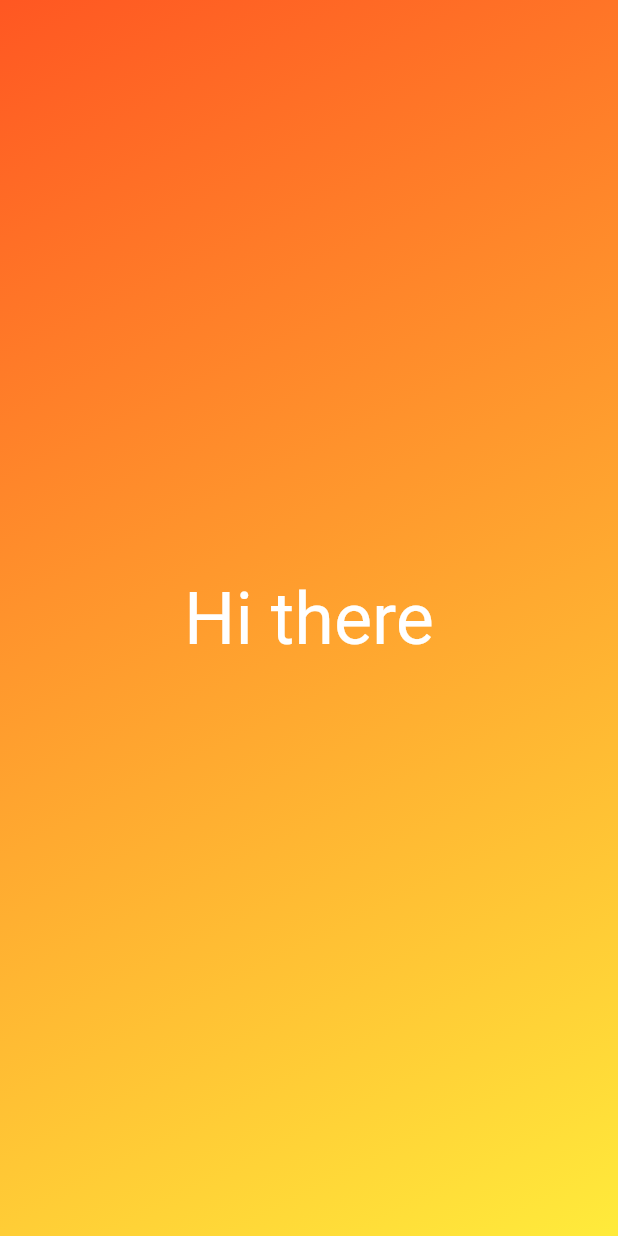
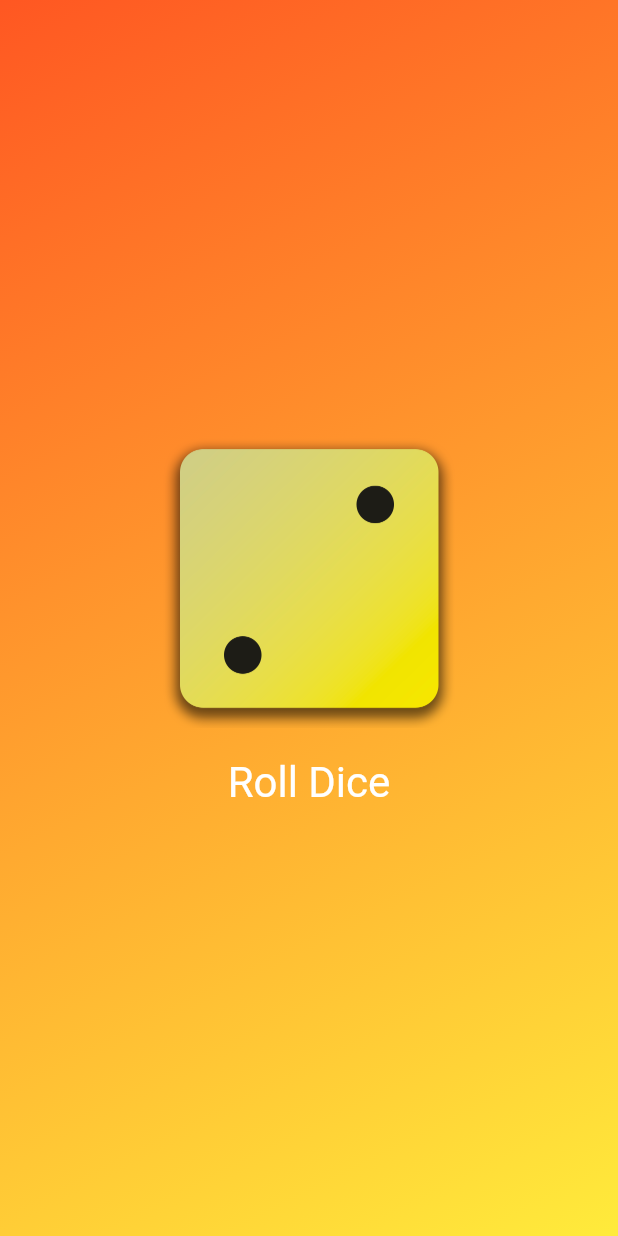
Before and after one commit to dabingch/flutter, a Flutter app: the screen it shows after launch, on a phone screen of 412 x 824 dp. Run offline on Flutter 3.47's test engine with Material 2 defaults, Android fonts, the phone set to English and light mode, and no system bars.

Commit message:
Added button and dice with styling

```diff
--- a/lib/gradient_container.dart
+++ b/lib/gradient_container.dart
@@ -8,7 +8,14 @@ const endAlignment = Alignment.bottomRight;
 class GradientContainer extends StatelessWidget {
   const GradientContainer({super.key, required this.colors});
 
+  // * Multi constructor
+  // const GradientContainer.purple({super.key})
+  //     : color1 = Colors.deepPurple,
+  //       color2 = Colors.indigo;
+
   final List<Color> colors;
+
+  void rollDice() {}
 
   @override
   Widget build(context) {
@@ -20,8 +27,23 @@ class GradientContainer extends StatelessWidget {
           end: endAlignment,
         ),
       ),
-      child: const Center(
-        child: StyledText('Hi there'),
+      child: Center(
+        child: Column(
+            // mainAxisAlignment: MainAxisAlignment.center,
+            mainAxisSize: MainAxisSize.min,
+            children: [
+              Image.asset('assets/images/dice-2.png', width: 200),
+              // * padding approach one
+              // const SizedBox(height: 20),
+              TextButton(
+                  onPressed: rollDice,
+                  style: TextButton.styleFrom(
+                      // * padding approach two
+                      padding: const EdgeInsets.only(top: 20),
+                      foregroundColor: Colors.white,
+                      textStyle: const TextStyle(fontSize: 28)),
+                  child: const Text('Roll Dice'))
+            ]),
       ),
     );
   }
```
Also changed, not shown: pubspec.yaml (+7 -3 lines), assets/images/dice-1.png (added), assets/images/dice-2.png (added), assets/images/dice-3.png (added), assets/images/dice-4.png (added), assets/images/dice-5.png (added), assets/images/dice-6.png (added).
